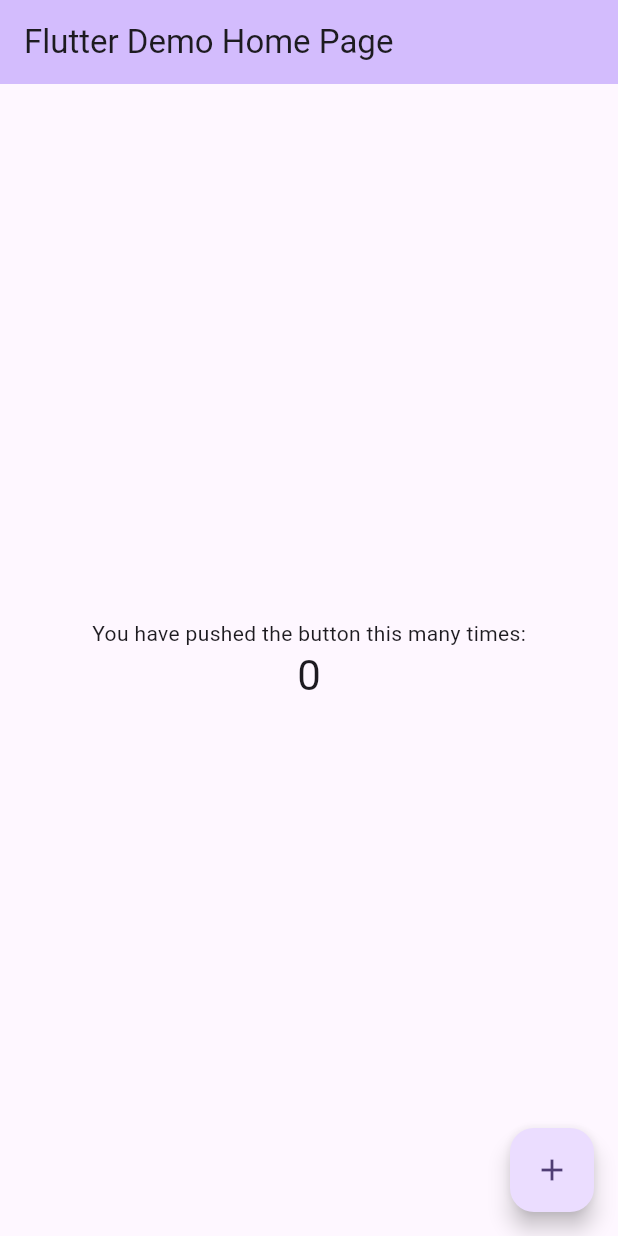
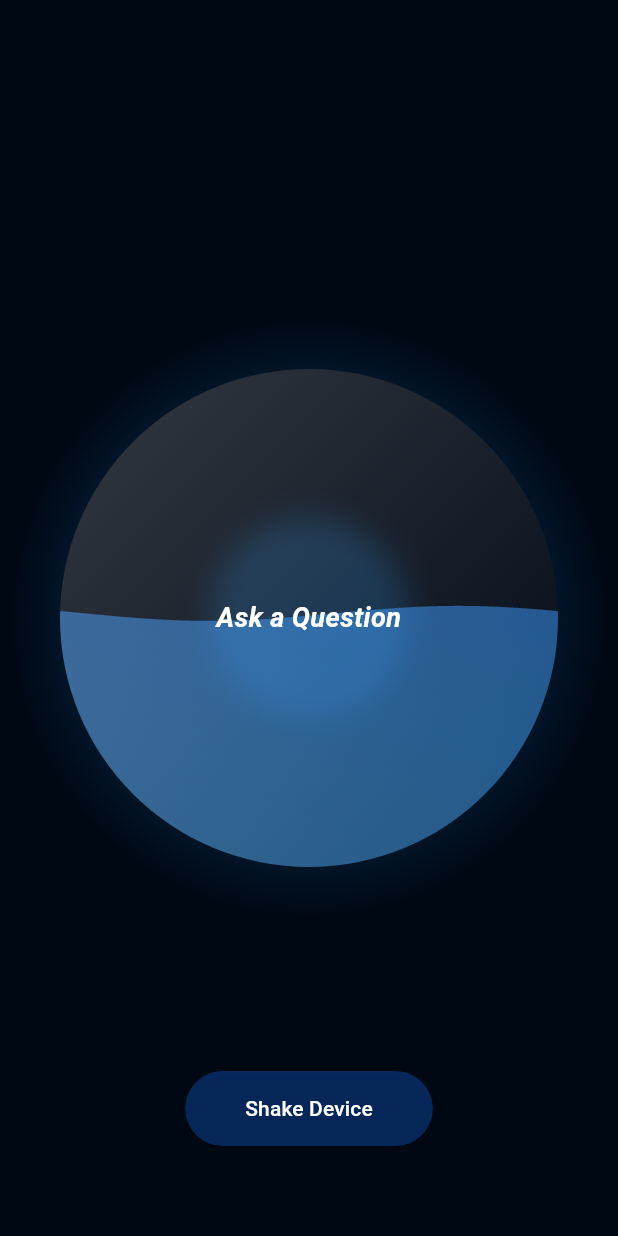
Before and after one commit to wstidolph/M8, a Flutter app: the screen it shows after launch, on a phone screen of 412 x 824 dp. Run offline on Flutter 3.47's test engine with Material 3 defaults, Android fonts, the phone set to English and light mode, and no system bars; our stand-ins replace flutter_riverpod.

Commit message:
feat: Initialize new Flutter application with core structure and implement orb presentation feature.

```diff
--- a/apps/m8_app/lib/main.dart
+++ b/apps/m8_app/lib/main.dart
@@ -1,121 +1,138 @@
 import 'package:flutter/material.dart';
+import 'package:flutter_riverpod/flutter_riverpod.dart';
+import 'src/features/orb/presentation/orb_view.dart';
 
 void main() {
-  runApp(const MyApp());
+  runApp(
+    const ProviderScope(
+      child: M8App(),
+    ),
+  );
 }
 
-class MyApp extends StatelessWidget {
-  const MyApp({super.key});
+class M8App extends StatelessWidget {
+  const M8App({super.key});
 
-  // This widget is the root of your application.
   @override
   Widget build(BuildContext context) {
     return MaterialApp(
-      title: 'Flutter Demo',
+      title: 'M8 (Magic Eightball)',
+      debugShowCheckedModeBanner: false,
       theme: ThemeData(
-        // This is the theme of your application.
-        //
-        // TRY THIS: Try running your application with "flutter run". You'll see
-        // the application has a purple toolbar. Then, without quitting the app,
-        // try changing the seedColor in the colorScheme below to Colors.green
-        // and then invoke "hot reload" (save your changes or press the "hot
-        // reload" button in a Flutter-supported IDE, or press "r" if you used
-        // the command line to start the app).
-        //
-        // Notice that the counter didn't reset back to zero; the application
-        // state is not lost during the reload. To reset the state, use hot
-        // restart instead.
-        //
-        // This works for code too, not just values: Most code changes can be
-        // tested with just a hot reload.
-        colorScheme: .fromSeed(seedColor: Colors.deepPurple),
+        brightness: Brightness.dark,
+        scaffoldBackgroundColor: const Color(0xFF000814),
+        useMaterial3: true,
       ),
-      home: const MyHomePage(title: 'Flutter Demo Home Page'),
+      home: const M8HomePage(),
     );
   }
 }
 
-class MyHomePage extends StatefulWidget {
-  const MyHomePage({super.key, required this.title});
-
-  // This widget is the home page of your application. It is stateful, meaning
-  // that it has a State object (defined below) that contains fields that affect
-  // how it looks.
-
-  // This class is the configuration for the state. It holds the values (in this
-  // case the title) provided by the parent (in this case the App widget) and
-  // used by the build method of the State. Fields in a Widget subclass are
-  // always marked "final".
-
-  final String title;
+class M8HomePage extends StatefulWidget {
+  const M8HomePage({super.key});
 
   @override
-  State<MyHomePage> createState() => _MyHomePageState();
+  State<M8HomePage> createState() => _M8HomePageState();
 }
 
-class _MyHomePageState extends State<MyHomePage> {
-  int _counter = 0;
+class _M8HomePageState extends State<M8HomePage> {
+  String _currentAnswer = "Ask a Question";
+  bool _isShaking = false;
 
-  void _incrementCounter() {
+  final List<String> _answers = [
+    "Yes, absolutely",
+    "It is certain",
+    "Without a doubt",
+    "Yes - definitely",
+    "Signs point to yes",
+    "Reply hazy, try again",
+    "Ask again later",
+    "Better not tell you now",
+    "Concentrate and ask again",
+    "Don't count on it",
+    "My reply is no",
+    "My sources say no",
+    "Outlook not so good",
+    "Very doubtful",
+  ];
+
+  void _simulateShake() async {
+    if (_isShaking) return;
+
     setState(() {
-      // This call to setState tells the Flutter framework that something has
-      // changed in this State, which causes it to rerun the build method below
-      // so that the display can reflect the updated values. If we changed
-      // _counter without calling setState(), then the build method would not be
-      // called again, and so nothing would appear to happen.
-      _counter++;
+      _isShaking = true;
+      _currentAnswer = "...";
+    });
+
+    // Simulate "shaking" duration
+    await Future.delayed(const Duration(seconds: 2));
+
+    if (!mounted) return;
+
+    setState(() {
+      _isShaking = false;
+      _currentAnswer = _answers[DateTime.now().millisecond % _answers.length];
     });
   }
 
   @override
   Widget build(BuildContext context) {
-    // This method is rerun every time setState is called, for instance as done
-    // by the _incrementCounter method above.
-    //
-    // The Flutter framework has been optimized to make rerunning build methods
-    // fast, so that you can just rebuild anything that needs updating rather
-    // than having to individually change instances of widgets.
     return Scaffold(
-      appBar: AppBar(
-        // TRY THIS: Try changing the color here to a specific color (to
-        // Colors.amber, perhaps?) and trigger a hot reload to see the AppBar
-        // change color while the other colors stay the same.
-        backgroundColor: Theme.of(context).colorScheme.inversePrimary,
-        // Here we take the value from the MyHomePage object that was created by
-        // the App.build method, and use it to set our appbar title.
-        title: Text(widget.title),
-      ),
-      body: Center(
-        // Center is a layout widget. It takes a single child and positions it
-        // in the middle of the parent.
-        child: Column(
-          // Column is also a layout widget. It takes a list of children and
-          // arranges them vertically. By default, it sizes itself to fit its
-          // children horizontally, and tries to be as tall as its parent.
-          //
-          // Column has various properties to control how it sizes itself and
-          // how it positions its children. Here we use mainAxisAlignment to
-          // center the children vertically; the main axis here is the vertical
-          // axis because Columns are vertical (the cross axis would be
-          // horizontal).
-          //
-          // TRY THIS: Invoke "debug painting" (choose the "Toggle Debug Paint"
-          // action in the IDE, or press "p" in the console), to see the
-          // wireframe for each widget.
-          mainAxisAlignment: .center,
-          children: [
-            const Text('You have pushed the button this many times:'),
-            Text(
-              '$_counter',
-              style: Theme.of(context).textTheme.headlineMedium,
+      body: Stack(
+        children: [
+          // 1. The Mystic Orb
+          const Center(
+            child: AspectRatio(
+              aspectRatio: 1,
+              child: Padding(
+                padding: EdgeInsets.all(40.0),
+                child: OrbView(),
+              ),
             ),
-          ],
-        ),
-      ),
-      floatingActionButton: FloatingActionButton(
-        onPressed: _incrementCounter,
-        tooltip: 'Increment',
-        child: const Icon(Icons.add),
+          ),
+
+          // 2. The Answer Overlay
+          Center(
+            child: AnimatedOpacity(
+              opacity: _isShaking ? 0.0 : 1.0,
+              duration: const Duration(milliseconds: 500),
+              child: Container(
+                padding: const EdgeInsets.symmetric(horizontal: 60),
+                child: Text(
+                  _currentAnswer,
+                  textAlign: TextAlign.center,
+                  style: const TextStyle(
+                    color: Colors.white,
+                    fontSize: 18,
+                    fontWeight: FontWeight.bold,
+                    fontStyle: FontStyle.italic,
+                  ),
+                ),
+              ),
+            ),
+          ),
+
+          // 3. Shake Button (Mock for testing)
+          Positioned(
+            bottom: 60,
+            left: 0,
+            right: 0,
+            child: Center(
+              child: ElevatedButton(
+                onPressed: _simulateShake,
+                style: ElevatedButton.styleFrom(
+                  backgroundColor: Colors.blue.shade900.withValues(alpha: 0.5),
+                  foregroundColor: Colors.white,
+                  padding: const EdgeInsets.symmetric(horizontal: 40, vertical: 15),
+                  shape: RoundedRectangleBorder(
+                    borderRadius: BorderRadius.circular(30),
+                  ),
+                ),
+                child: const Text("Shake Device"),
+              ),
+            ),
+          ),
+        ],
       ),
     );
   }
--- /dev/null
+++ b/apps/m8_app/lib/src/features/orb/presentation/orb_view.dart
@@ -0,0 +1,40 @@
+import 'package:flutter/material.dart';
+import 'orb_painter.dart';
+
+class OrbView extends StatefulWidget {
+  const OrbView({super.key});
+
+  @override
+  State<OrbView> createState() => _OrbViewState();
+}
+
+class _OrbViewState extends State<OrbView> with SingleTickerProviderStateMixin {
+  late final AnimationController _controller;
+
+  @override
+  void initState() {
+    super.initState();
+    _controller = AnimationController(
+        duration: const Duration(seconds: 4), vsync: this)
+      ..repeat();
+  }
+
+  @override
+  void dispose() {
+    _controller.dispose();
+    super.dispose();
+  }
+
+  @override
+  Widget build(BuildContext context) {
+    return AnimatedBuilder(
+      animation: _controller,
+      builder: (context, child) {
+        return CustomPaint(
+          painter: OrbPainter(animationValue: _controller.value),
+          size: const Size(double.infinity, double.infinity),
+        );
+      },
+    );
+  }
+}
```
Also changed, not shown: apps/m8_app/lib/src/features/orb/presentation/orb_painter.dart (added, +88 -0 lines), apps/m8_app/pubspec.yaml (+8 -0 lines), apps/m8_app/pubspec.lock, 9 other files.
